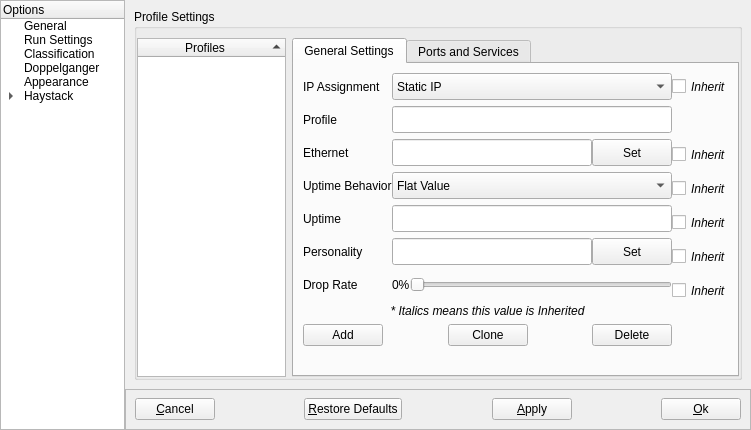
The window that NovaGUI/UI/novaconfig.ui (altf4/Nova) describes before a commit, drawn with Qt 5.
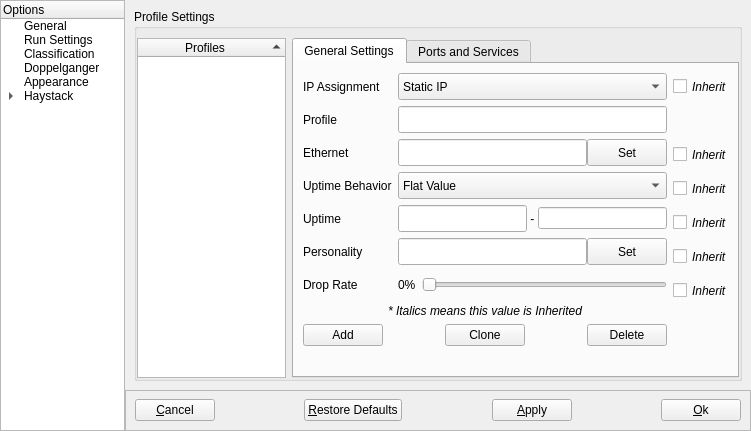
The same window after the commit. The open tabs and pages were chosen to show the change.

Diff of the .ui file:
```diff
--- a/NovaGUI/UI/novaconfig.ui
+++ b/NovaGUI/UI/novaconfig.ui
@@ -10,7 +10,7 @@
     <x>0</x>
     <y>0</y>
     <width>751</width>
-    <height>430</height>
+    <height>431</height>
    </rect>
   </property>
   <property name="windowTitle">
@@ -1667,9 +1667,6 @@
                  <string>General Settings</string>
                 </attribute>
                 <layout class="QHBoxLayout" name="genProfSettingsBox" stretch="85,15">
-                 <property name="spacing">
-                  <number>0</number>
-                 </property>
                  <property name="rightMargin">
                   <number>0</number>
                  </property>
@@ -1863,32 +1860,6 @@
                      </property>
                     </widget>
                    </item>
-                   <item row="3" column="1">
-                    <widget class="QComboBox" name="uptimeBehaviorComboBox">
-                     <property name="minimumSize">
-                      <size>
-                       <width>0</width>
-                       <height>27</height>
-                      </size>
-                     </property>
-                     <property name="maximumSize">
-                      <size>
-                       <width>16777215</width>
-                       <height>27</height>
-                      </size>
-                     </property>
-                     <item>
-                      <property name="text">
-                       <string>Flat Value</string>
-                      </property>
-                     </item>
-                     <item>
-                      <property name="text">
-                       <string>Random in Range</string>
-                      </property>
-                     </item>
-                    </widget>
-                   </item>
                    <item row="4" column="0">
                     <widget class="QLabel" name="uptimeLabel">
                      <property name="minimumSize">
@@ -1911,22 +1882,6 @@
                      </property>
                     </widget>
                    </item>
-                   <item row="4" column="1">
-                    <widget class="QLineEdit" name="uptimeEdit">
-                     <property name="minimumSize">
-                      <size>
-                       <width>0</width>
-                       <height>27</height>
-                      </size>
-                     </property>
-                     <property name="maximumSize">
-                      <size>
-                       <width>16777215</width>
-                       <height>27</height>
-                      </size>
-                     </property>
-                    </widget>
-                   </item>
                    <item row="5" column="0">
                     <widget class="QLabel" name="personalityLabel">
                      <property name="minimumSize">
@@ -2073,7 +2028,7 @@
                      </item>
                     </layout>
                    </item>
-                   <item row="7" column="0" colspan="2">
+                   <item row="8" column="0" colspan="2">
                     <widget class="QLabel" name="label">
                      <property name="font">
                       <font>
@@ -2088,7 +2043,7 @@
                      </property>
                     </widget>
                    </item>
-                   <item row="8" column="0" colspan="2">
+                   <item row="9" column="0" colspan="2">
                     <layout class="QHBoxLayout" name="horizontalLayout_8">
                      <property name="spacing">
                       <number>0</number>
@@ -2142,6 +2097,65 @@
                      </item>
                     </layout>
                    </item>
+                   <item row="4" column="1">
+                    <layout class="QHBoxLayout" name="uptimeForm">
+                     <property name="spacing">
+                      <number>0</number>
+                     </property>
+                     <item>
+                      <widget class="QLineEdit" name="uptimeEdit">
+                       <property name="minimumSize">
+                        <size>
+                         <width>0</width>
+                         <height>27</height>
+                        </size>
+                       </property>
+                       <property name="maximumSize">
+                        <size>
+                         <width>16777215</width>
+                         <height>27</height>
+                        </size>
+                       </property>
+                      </widget>
+                     </item>
+                     <item>
+                      <widget class="QLabel" name="uptimeRangeLabel">
+                       <property name="text">
+                        <string> - </string>
+                       </property>
+                      </widget>
+                     </item>
+                     <item>
+                      <widget class="QLineEdit" name="uptimeRangeEdit"/>
+                     </item>
+                    </layout>
+                   </item>
+                   <item row="3" column="1">
+                    <widget class="QComboBox" name="uptimeBehaviorComboBox">
+                     <property name="minimumSize">
+                      <size>
+                       <width>0</width>
+                       <height>27</height>
+                      </size>
+                     </property>
+                     <property name="maximumSize">
+                      <size>
+                       <width>16777215</width>
+                       <height>27</height>
+                      </size>
+                     </property>
+                     <item>
+                      <property name="text">
+                       <string>Flat Value</string>
+                      </property>
+                     </item>
+                     <item>
+                      <property name="text">
+                       <string>Random in Range</string>
+                      </property>
+                     </item>
+                    </widget>
+                   </item>
                   </layout>
                  </item>
                  <item>
```
Left out of the diff: 14 changed lines with no effect on the pictures.
